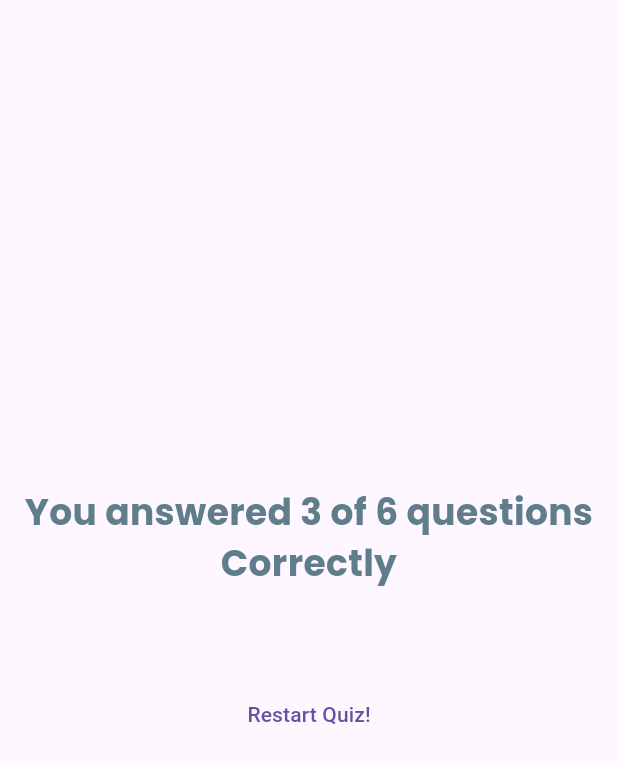
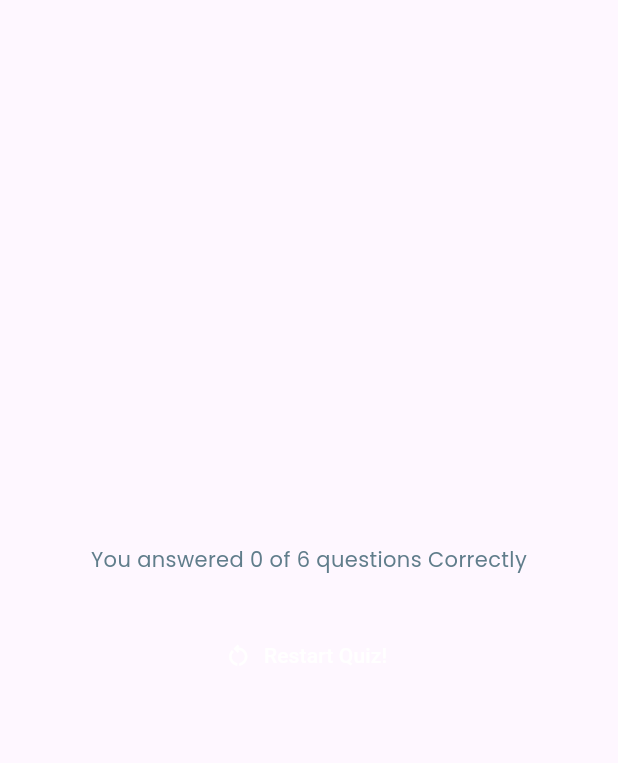
Before and after one commit to medSba/Quiz_Flutter, a Flutter app: the Results widget shown alone on an empty page, opened directly with empty values, on a phone screen of 412 x 824 dp. Shown: the top 763 px of the screen. Run offline on Flutter 3.47's test engine with Material 3 defaults, Android fonts, the phone set to English and light mode, and no system bars; our stand-ins replace google_fonts.

Commit message:
Styling Result Widget

```diff
--- a/lib/question.dart
+++ b/lib/question.dart
@@ -32,7 +32,7 @@ class _QuestionState extends State<Question> {
         crossAxisAlignment: CrossAxisAlignment.stretch,
         children: [
           Text(currentQuestion.text,
-          style: GoogleFonts.poppins(color: Colors.white,
+            style: GoogleFonts.poppins(color: Colors.white,
           fontSize: 24,
           fontWeight: FontWeight.bold),
             textAlign: TextAlign.center,),
--- a/lib/quiz.dart
+++ b/lib/quiz.dart
@@ -20,8 +20,8 @@ class _QuizState extends State<Quiz> {
 
     if(selectedAnswer.length==questions.length){
       setState(() {
+        activeScreen = Results(selectedAnswer);
         selectedAnswer=[];
-        activeScreen = Results(selectedAnswer);
       });
     }
   }
--- a/lib/result.dart
+++ b/lib/result.dart
@@ -1,28 +1,36 @@
 import 'package:app02/data/questions.dart';
+import 'package:app02/summary.dart';
 import 'package:flutter/material.dart';
 import 'package:google_fonts/google_fonts.dart';
 
 class Results extends StatelessWidget {
-  const Results(this.selectedAnswer,{super.key});
+  const Results(this.selectedAnswer, {Key? key}) : super(key: key);
 
   final List<String> selectedAnswer;
 
-  List<Map<String,Object>> getSummaryData(){
-    final List<Map<String,Object>> summary = [];
+  List<Map<String, Object>> getSummaryData() {
+    List<Map<String, Object>> summary = [];
 
-    for(var i = 0;i<selectedAnswer.length ; i++){
+    for (var i = 0; i < selectedAnswer.length; i++) {
       summary.add({
-        'Question_index' : i,
-        'Question' : questions[i].text,
-        'Correct_answer' : questions[i].answers[0],
-        'User_answer' : selectedAnswer[i],
+        'question_index': i,
+        'question': questions[i].text,
+        'correct_answer': questions[i].answers[0],
+        'user_answer': selectedAnswer[i],
       });
     }
     return summary;
-}
+  }
 
   @override
   Widget build(BuildContext context) {
+    final summaryData = getSummaryData();
+    var numOfCorrect = 0;
+    for (var i = 0; i < summaryData.length; i++) {
+      if(summaryData[i]['user_answer']==summaryData[i]['correct_answer']){
+        numOfCorrect+=1;
+      }
+    };
     return Container(
       width: double.infinity,
       margin: const EdgeInsets.all(10),
@@ -30,22 +38,23 @@ class Results extends StatelessWidget {
         mainAxisAlignment: MainAxisAlignment.center,
         crossAxisAlignment: CrossAxisAlignment.stretch,
         children: [
-          Text('You answered 3 of 6 questions Correctly',
-            style: GoogleFonts.poppins(color: Colors.blueGrey,
-                fontSize: 24,
-                fontWeight: FontWeight.bold),
-            textAlign: TextAlign.center,),
-          const SizedBox(height: 30,),
-          ...getSummaryData().map((e) => Column(
-            children: [
-              Text(e['Question_index'].toString(),),
-              Text(e['Question'].toString(),),
-              Text(e['Correct_answer'].toString(),),
-              Text(e['User_answer'].toString(),),
-            ],
-          )),
-          const SizedBox(height: 30,),
-          TextButton(onPressed: (){}, child: const Text('Restart Quiz!'))
+          Text('You answered $numOfCorrect of ${questions.length} questions Correctly',
+            style: GoogleFonts.poppins(
+              color: Colors.blueGrey,),
+            textAlign: TextAlign.center,
+          ),
+          const SizedBox(height: 10),
+          Summary(summaryData),
+          const SizedBox(height: 20),
+          TextButton.icon(
+            onPressed: () {
+            },
+            icon: const Icon(Icons.restart_alt_outlined, color: Colors.white),
+            label: const Text(
+              'Restart Quiz!',
+              style: TextStyle(color: Colors.white),
+            ),
+          )
         ],
       ),
     );
--- /dev/null
+++ b/lib/summary.dart
@@ -0,0 +1,60 @@
+import 'package:flutter/material.dart';
+import 'package:google_fonts/google_fonts.dart';
+
+class Summary extends StatelessWidget {
+  const Summary(this.summaryData,{super.key});
+
+  final List<Map<String, Object>> summaryData;
+
+  @override
+  Widget build(BuildContext context) {
+    return Column(
+      children: [
+        ...summaryData.map((e) => Column(
+          children: [
+            Row(
+              children: [
+                CircleAvatar(
+                  radius: 16,
+                  backgroundColor:
+                  e['user_answer']==e['correct_answer']?
+                  Colors.red:Colors.green,
+                  child: Text(
+                    ((e['question_index'] as int) + 1).toString(),
+                  ),
+                ),
+                const SizedBox(width: 10),
+                Expanded(
+                  child: Column(
+                    crossAxisAlignment: CrossAxisAlignment.start,
+                    children: [
+                      const SizedBox(height: 10),
+                      Text(e['question'].toString(),
+                        style: GoogleFonts.poppins(
+                          color: Colors.white,
+                          fontWeight: FontWeight.bold,
+                        ),
+                      ),
+                      const SizedBox(height: 5),
+                      Text(e['user_answer'].toString(),
+                        style: const TextStyle(
+                          color: Color(0xFFE57373),
+                        ),
+                      ),
+                      Text(e['correct_answer'].toString(),
+                        style: const TextStyle(
+                          color: Color(0xFFFFD54F),
+                          fontWeight: FontWeight.bold,
+                        ),
+                      ),
+                    ],
+                  ),
+                ),
+              ],
+            ),
+          ],
+        ))
+      ],
+    );
+  }
+}
--- a/pubspec.yaml
+++ b/pubspec.yaml
@@ -35,7 +35,7 @@ dependencies:
   # The following adds the Cupertino Icons font to your application.
   # Use with the CupertinoIcons class for iOS style icons.
   cupertino_icons: ^1.0.2
-  google_fonts: ^6.2.0
+  google_fonts: 6.1.0
 
 dev_dependencies:
   flutter_test:
@@ -47,7 +47,6 @@ dev_dependencies:
   # package. See that file for information about deactivating specific lint
   # rules and activating additional ones.
   flutter_lints: ^2.0.0
-
 # For information on the generic Dart part of this file, see the
 # following page: https://dart.dev/tools/pub/pubspec
 
```
Also changed, not shown: pubspec.lock.
